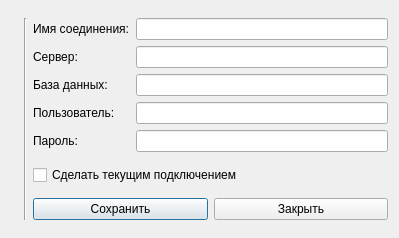
rust3128/MPosEdit, file connectioneditdialog.ui: the form before one commit.
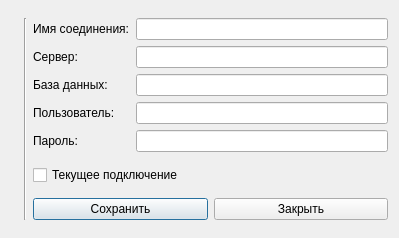
The form after the commit. Icons and pictures are not drawn.

Diff of the .ui file:
```diff
--- a/connectioneditdialog.ui
+++ b/connectioneditdialog.ui
@@ -102,7 +102,7 @@
    <item row="1" column="2">
     <widget class="QCheckBox" name="checkBoxIsCurrent">
      <property name="text">
-      <string>Сделать текущим подключением</string>
+      <string>Текущее подключение</string>
      </property>
     </widget>
    </item>
```
